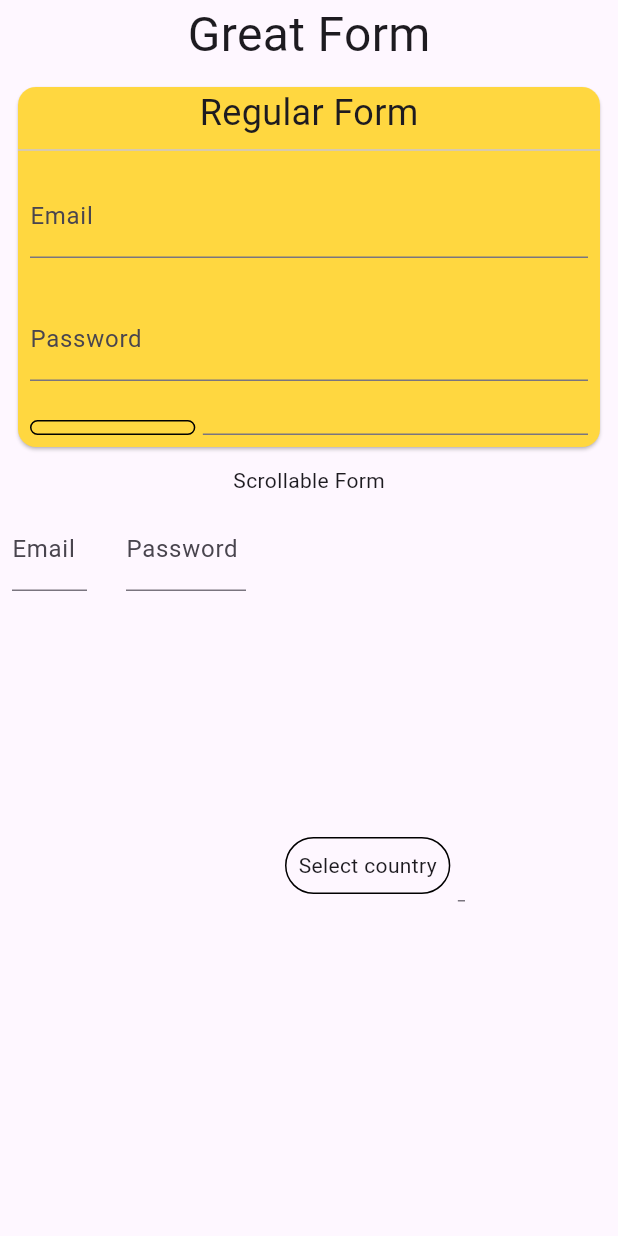
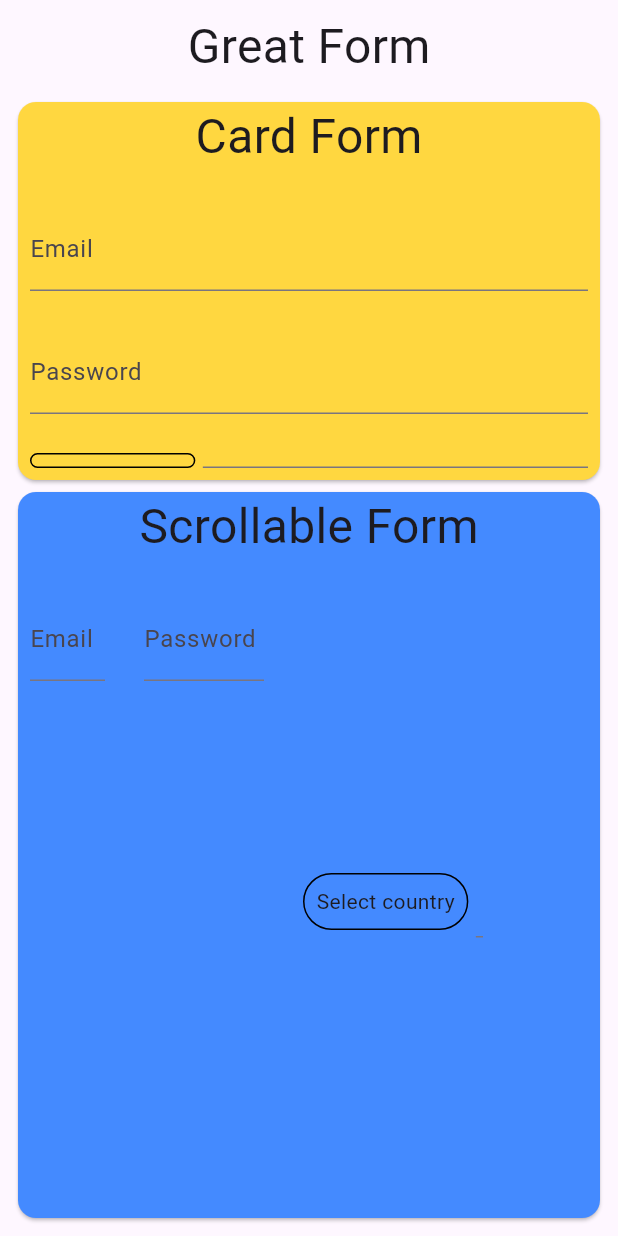
Before and after one commit to valeriiaradzivilo/flutter_great_form_pk, a Flutter app: the screen it shows after launch, on a phone screen of 412 x 824 dp. Run offline on Flutter 3.47's test engine with Material 3 defaults, Android fonts, the phone set to English and light mode, and no system bars; our stand-ins replace logger; network calls fail.

Commit message:
- Updated example ui

```diff
--- a/example/lib/main.dart
+++ b/example/lib/main.dart
@@ -2,6 +2,7 @@ import 'package:flutter/material.dart';
 import 'package:great_form/additional_forms/scrollable_form.dart';
 import 'package:great_form/form_field/great_form_field.dart';
 import 'package:great_form/great_form.dart';
+import 'package:great_form/helpers/card_form.dart';
 import 'package:great_form/helpers/validator.dart';
 
 void main() {
@@ -48,37 +49,35 @@ class MyHomePage extends StatelessWidget {
   Widget build(BuildContext context) {
     return SafeArea(
       child: Scaffold(
-        body: Column(
+        body: Padding(
+          padding: const EdgeInsets.all(8.0),
+          child: Column(
             children: [
               const Text(
                 "Great Form",
                 style: TextStyle(fontSize: 32),
               ),
-            Padding(
-              padding: const EdgeInsets.all(8.0),
-              child: Card(
-                  color: Colors.amberAccent,
-                  child: Column(
-                    children: [
-                      const Text(
-                        "Regular Form",
-                        style: TextStyle(fontSize: 24),
+              const SizedBox(height: 10),
+              CardForm(
+                title: "Card Form",
+                backgroundColor: Colors.amberAccent,
+                form: GreatForm(fields: _fields),
               ),
-                      const Divider(),
-                      GreatForm(fields: _fields),
-                    ],
-                  )),
-            ),
-            const Text("Scrollable Form"),
-            Expanded(
-              child: ScrollableForm.horizontal(
+              Flexible(
+                child: CardForm(
+                  title: "Scrollable Form",
+                  backgroundColor: Colors.blueAccent,
+                  form: ScrollableForm.horizontal(
                     builder: (context, index) => _fields[index],
                     childCount: _fields.length,
+                  ),
+                  isExpandedForm: true,
                 ),
               ),
             ],
           ),
         ),
+      ),
     );
   }
 }
--- a/lib/additional_forms/scrollable_form.dart
+++ b/lib/additional_forms/scrollable_form.dart
@@ -1,22 +1,26 @@
 import 'package:flutter/material.dart';
+import 'package:great_form/form_field/great_form_field.dart';
 import 'package:great_form/great_form.dart';
-import 'package:great_form/form_field/great_form_field.dart';
 
 /// [ScrollableForm] is a [GreatForm] but with the ability to be scrollable
 /// 2 factory constructors [ScrollableForm.vertical] and [ScrollableForm.horizontal] define [isVertical] parameter
-class ScrollableForm extends StatefulWidget {
+class ScrollableForm extends StatefulWidget implements GreatForm {
   const ScrollableForm({
     super.key,
     required this.builder,
-    this.gap,
     required this.childCount,
     required this.isVertical,
+    this.gap,
+    this.fields = const [],
   });
 
   final GreatFormField Function(BuildContext context, int index) builder;
-  final double? gap;
   final int childCount;
   final bool isVertical;
+  @override
+  final double? gap;
+  @override
+  final List<GreatFormField> fields;
 
   factory ScrollableForm.vertical({
     required GreatFormField Function(BuildContext context, int index) builder,
--- a/lib/helpers/card_form.dart
+++ b/lib/helpers/card_form.dart
@@ -7,10 +7,12 @@ class CardForm extends StatelessWidget {
     required this.title,
     required this.backgroundColor,
     required this.form,
+    this.isExpandedForm = false,
   });
   final String title;
   final Color backgroundColor;
   final GreatForm form;
+  final bool isExpandedForm;
 
   @override
   Widget build(BuildContext context) {
@@ -23,9 +25,9 @@ class CardForm extends StatelessWidget {
             style: const TextStyle(fontSize: 32),
           ),
           Divider(
-            color: backgroundColor.withAlpha(100),
+            color: backgroundColor.withAlpha(10),
           ),
-          Expanded(child: form),
+          if (isExpandedForm) Expanded(child: form) else form,
         ],
       ),
     );
```
Lines whose indentation alone changed are shown as unchanged.
